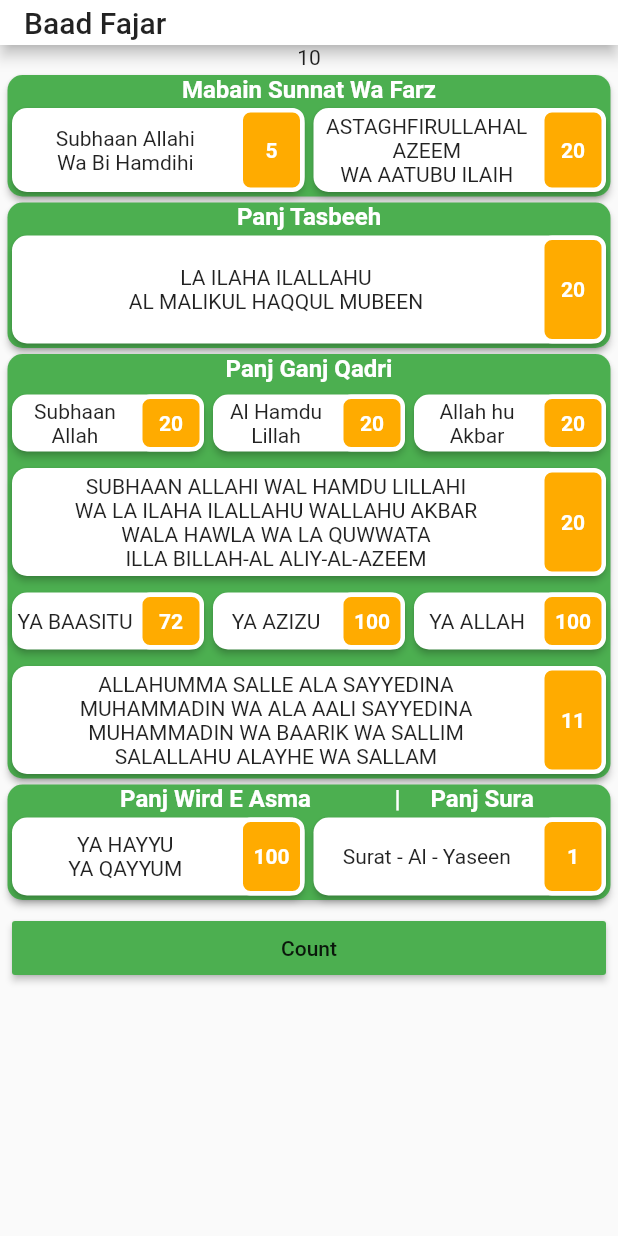
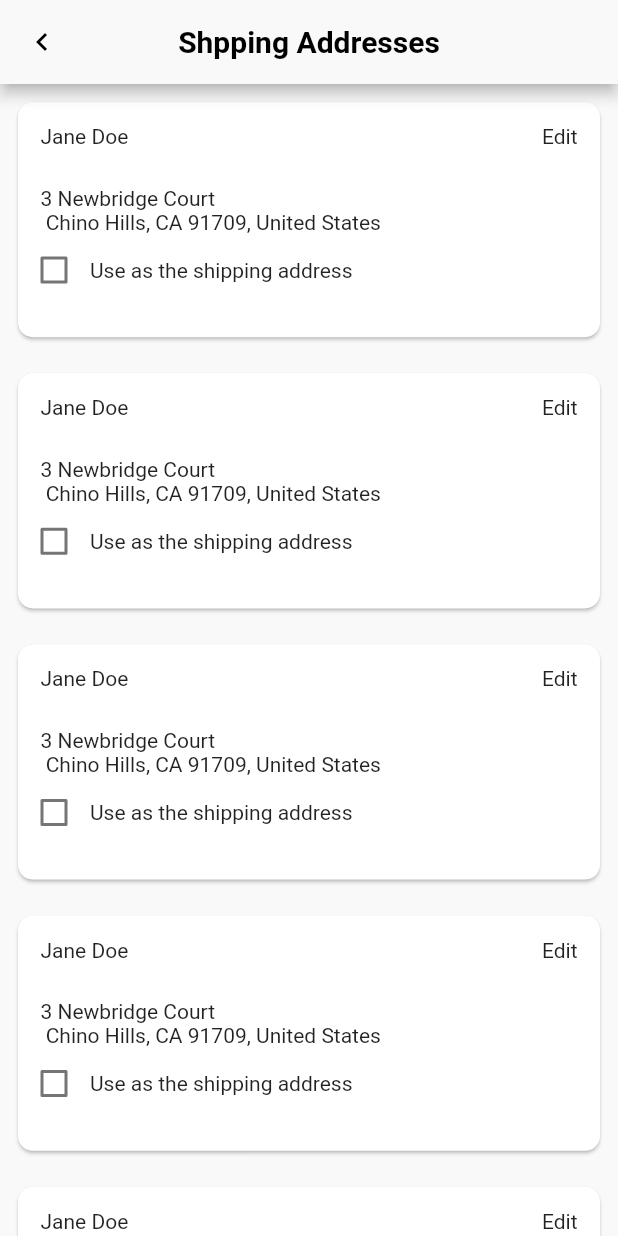
Before and after one commit to devcareer/fiverly-flutter, a Flutter app: the screen it shows after launch, on a phone screen of 412 x 824 dp. Run offline on Flutter 3.47's test engine with Material 2 defaults, Android fonts, the phone set to English and light mode, and no system bars; our stand-ins replace bloc.

Commit message:
shopping screeen fix

```diff
--- a/lib/features/global/app_color.dart
+++ b/lib/features/global/app_color.dart
@@ -0,0 +1,8 @@
+import 'package:flutter/material.dart';
+
+class AppColor {
+  static Color backgroundColor = Color(0xffF9F9F9);
+  static Color primaryColor = Color(0xffDB3022);
+  static Color sucessColor = Color(0xff2AA952);
+  static Color errorColor = Color(0xffF01F0E);
+}
--- /dev/null
+++ b/lib/features/global/screen_app_bar.dart
@@ -0,0 +1,11 @@
+import 'package:fixing/features/global/app_color.dart';
+import 'package:flutter/material.dart';
+
+AppBar screenAppBar({Widget screenTitle,screenIcon}) {
+  return AppBar(
+    title: screenTitle,
+    leading: screenIcon,
+    centerTitle: true,
+    backgroundColor: AppColor.backgroundColor,
+  );
+}
--- a/lib/features/global/test_function.dart
+++ b/lib/features/global/test_function.dart
@@ -1,6 +1,4 @@
 //==========================================================================
-
-import 'dart:developer';
 
 import 'package:flutter/material.dart';
 import 'dart:async';
@@ -28,6 +26,7 @@ class Auraad extends StatefulWidget {
 
 class _AuraadState extends State<Auraad> {
   Timer _timer;
+
   var timerCounter;
   var msfcounter1 = 5;
   var msfcounter2 = 20;
@@ -36,10 +35,15 @@ class _AuraadState extends State<Auraad> {
   var counter2 = 20;
   var counter3 = 20;
   var counter4 = 20;
-  int _start = 10;
+
+  var i = 0;
   countdown(Timer timer) {
     if (msfcounter1 < 1) {
-      timer.cancel();
+      // timer.cancel();
+
+      setState(() {
+        i++;
+      });
     } else {
       msfcounter1 = msfcounter1 - 1;
       print(msfcounter1);
@@ -50,16 +54,17 @@ class _AuraadState extends State<Auraad> {
     await countdown(timer);
   }
 
+  @override
+  Widget build(BuildContext context) {
     void startTimer() {
       const oneSec = const Duration(seconds: 1);
       _timer = new Timer.periodic(
         oneSec,
         (Timer timer) => setState(
           () {
-          var i = 0;
             switch (i) {
               case 0:
-              countdown(timer);
+                counting(timer);
                 break;
               case 1:
                 if (msfcounter2 < 1) {
@@ -70,6 +75,7 @@ class _AuraadState extends State<Auraad> {
                   msfcounter2 = msfcounter2 - 1;
                   print(msfcounter2);
                 }
+
                 break;
             }
           },
@@ -77,8 +83,6 @@ class _AuraadState extends State<Auraad> {
       );
     }
 
-  @override
-  Widget build(BuildContext context) {
     return SafeArea(
         child: Scaffold(
             appBar: AppBar(
@@ -86,7 +90,6 @@ class _AuraadState extends State<Auraad> {
                 toolbarHeight: 30,
                 title: Text('${widget.ptitle}')),
             body: Flex(direction: Axis.vertical, children: [
-              Text("$_start"),
               mSf(msfcounter1, msfcounter2),
               pTt(panj: widget.panj, counter: counterPt),
               pGq(
@@ -104,7 +107,6 @@ class _AuraadState extends State<Auraad> {
                             color: Colors.green,
                             onPressed: () {
                               startTimer();
-                              print(_start);
                             },
                             child: Text('Count'))),
                   ])),
--- /dev/null
+++ b/lib/features/global/text_style.dart
@@ -0,0 +1,3 @@
+import 'package:flutter/material.dart';
+
+TextStyle kTitleStyle = TextStyle(color: Colors.black,fontWeight: FontWeight.w600);
--- /dev/null
+++ b/lib/features/shipping/bloc/shiping_event.dart
@@ -0,0 +1,4 @@
+part of 'shiping_bloc.dart';
+
+@immutable
+abstract class ShipingEvent {}
--- /dev/null
+++ b/lib/features/shipping/bloc/shiping_state.dart
@@ -0,0 +1,6 @@
+part of 'shiping_bloc.dart';
+
+@immutable
+abstract class ShipingState {}
+
+class ShipingInitial extends ShipingState {}
--- /dev/null
+++ b/lib/features/shipping/screen/widget/shipping.dart
@@ -0,0 +1,75 @@
+import 'package:fixing/features/global/screen_app_bar.dart';
+import 'package:fixing/features/global/app_color.dart';
+import 'package:fixing/features/global/text_style.dart';
+import 'package:fixing/features/global/ui_helper.dart';
+import 'package:flutter/material.dart';
+
+class Shipping extends StatefulWidget {
+  @override
+  _ShippingState createState() => _ShippingState();
+}
+
+class _ShippingState extends State<Shipping> {
+  bool checkBox = false;
+  @override
+  Widget build(BuildContext context) {
+    return Scaffold(
+      backgroundColor: AppColor.backgroundColor,
+      appBar: screenAppBar(
+        screenIcon: Icon(Icons.chevron_left,color: Colors.black,),
+          screenTitle: Text(
+        "Shpping Addresses",
+        style: kTitleStyle,
+      )),
+      body: SafeArea(
+          child: ListView.builder(
+        itemCount: 10,
+        itemBuilder: (context, index) {
+          return Container(
+              margin: EdgeInsets.symmetric(horizontal: 8.0, vertical: 8.0),
+              height: screenHeight(context) / 5,
+              width: double.infinity,
+              child: Card(
+                elevation: 1,
+                shape: RoundedRectangleBorder(
+                    borderRadius: BorderRadius.circular(10)),
+                child: Column(
+                  crossAxisAlignment: CrossAxisAlignment.start,
+                  children: [
+                    Padding(
+                      padding: const EdgeInsets.all(15.0),
+                      child: Row(
+                        mainAxisAlignment: MainAxisAlignment.spaceBetween,
+                        children: [Text("Jane Doe"), Text("Edit")],
+                      ),
+                    ),
+                    SizedBox(
+                      height: 10,
+                    ),
+                    Padding(
+                      padding: const EdgeInsets.only(left: 15.0),
+                      child: Text(
+                          "3 Newbridge Court \n Chino Hills, CA 91709, United States"),
+                    ),
+                    Row(
+                      children: [
+                        Checkbox(
+                          value: checkBox,
+                          onChanged: (bool newValue) {
+                            setState(() {
+                              checkBox = newValue;
+                            });
+                          },
+                          activeColor: Colors.black,
+                        ),
+                        Text("Use as the shipping address")
+                      ],
+                    )
+                  ],
+                ),
+              ));
+        },
+      )),
+    );
+  }
+}
--- a/lib/main.dart
+++ b/lib/main.dart
@@ -1,8 +1,11 @@
-
+import 'package:fixing/features/global/app_color.dart';
+import 'package:fixing/features/shipping/screen/shipping_screen.dart';
+import 'package:fixing/features/shipping/screen/widget/shipping.dart';
 import 'package:flutter/material.dart';
 
-// import 'features/global/bottom_navigation/screen/bottom_navigation_bar.dart';
 import 'features/global/test_function.dart';
+
+
 
 void main() {
   runApp(MyApp());
@@ -13,11 +16,13 @@ class MyApp extends StatelessWidget {
   Widget build(BuildContext context) {
     return MaterialApp(
       title: 'flutter_fiverly',
+      debugShowCheckedModeBanner: false,
       theme: ThemeData(
-        primaryColor: Colors.white,
+        primaryColor: AppColor.primaryColor,
+        accentColor: AppColor.backgroundColor,
         visualDensity: VisualDensity.adaptivePlatformDensity,
       ),
-      home: fajar(),
+      home: Shipping(),
     );
   }
 }
```
Also changed, not shown: lib/features/global/ui_helper.dart (added, +50 -0 lines), lib/features/shipping/bloc/shiping_bloc.dart (added, +18 -0 lines), lib/features/shipping/screen/shipping_screen.dart (added, +10 -0 lines). Lines whose indentation alone changed are shown as unchanged.
